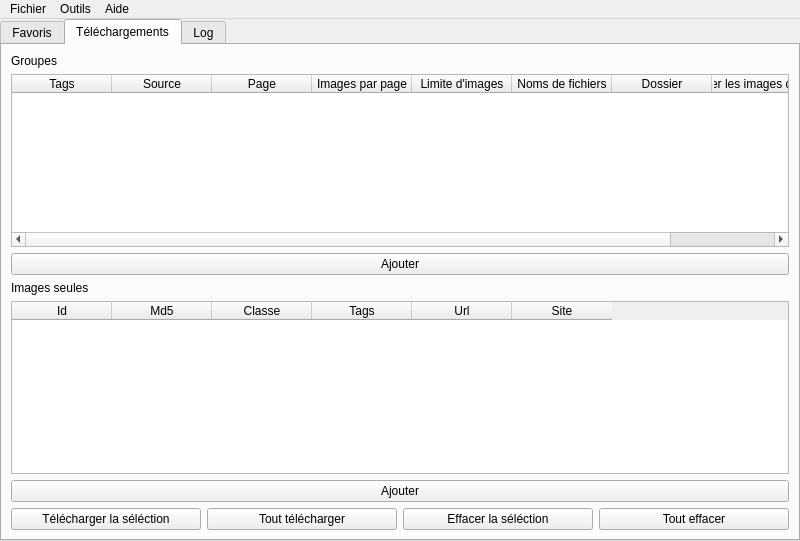
The window that ui/mainwindow.ui (XanderMld/imgbrd-grabber) describes before a commit, drawn with Qt 5.
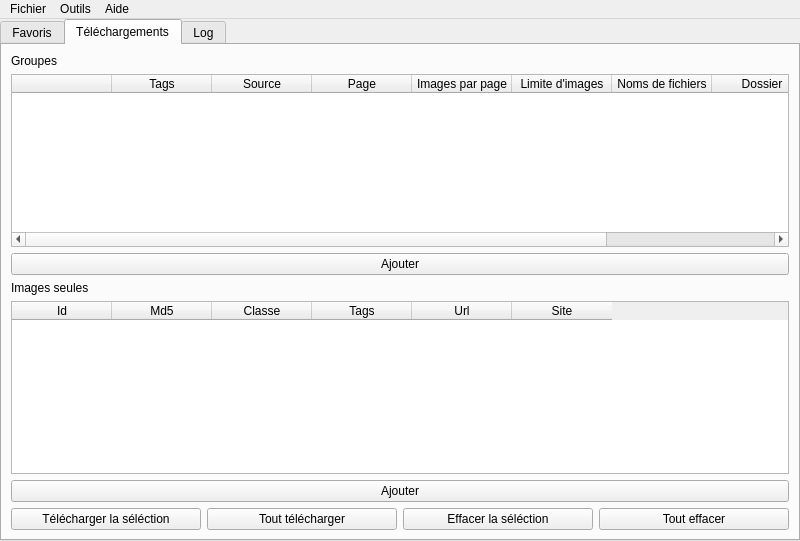
The same window after the commit. The open tabs and pages were chosen to show the change. Icons and pictures are not drawn.

What changed in the file:
```diff
--- a/ui/mainwindow.ui
+++ b/ui/mainwindow.ui
@@ -223,6 +223,11 @@
             <attribute name="verticalHeaderHighlightSections">
              <bool>false</bool>
             </attribute>
+            <column>
+             <property name="text">
+              <string/>
+             </property>
+            </column>
             <column>
              <property name="text">
               <string>Tags</string>
```
